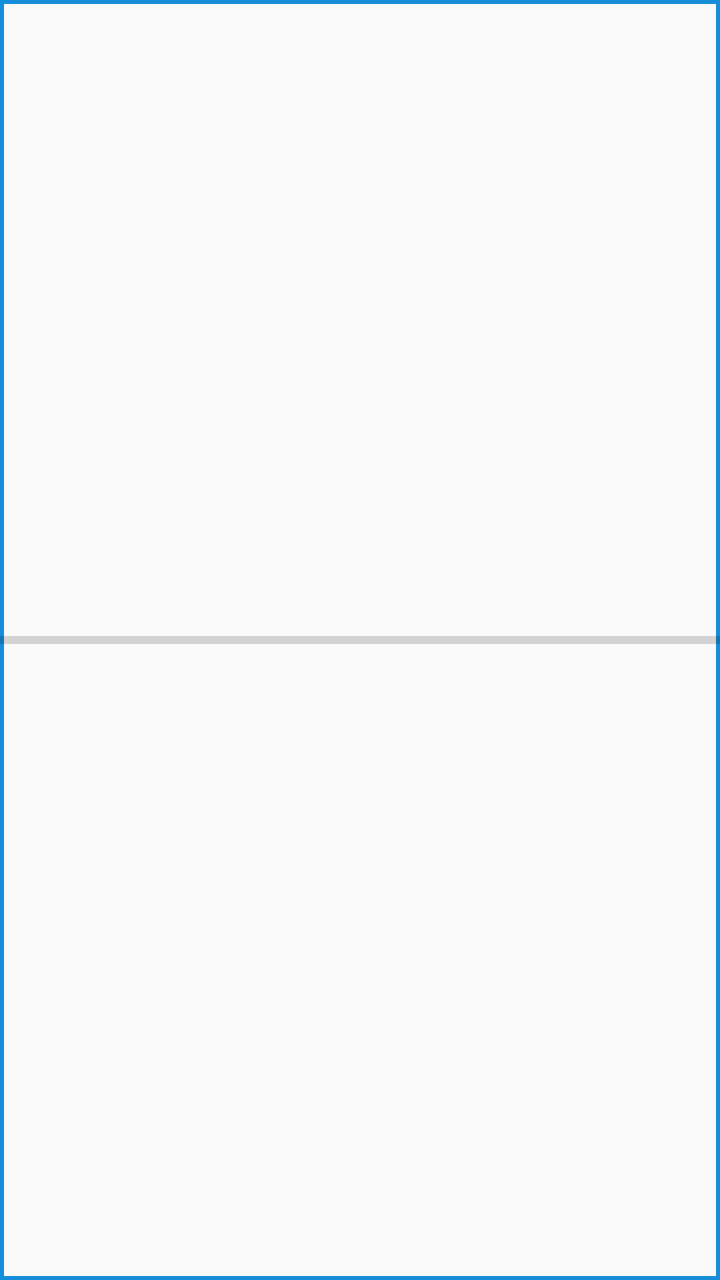
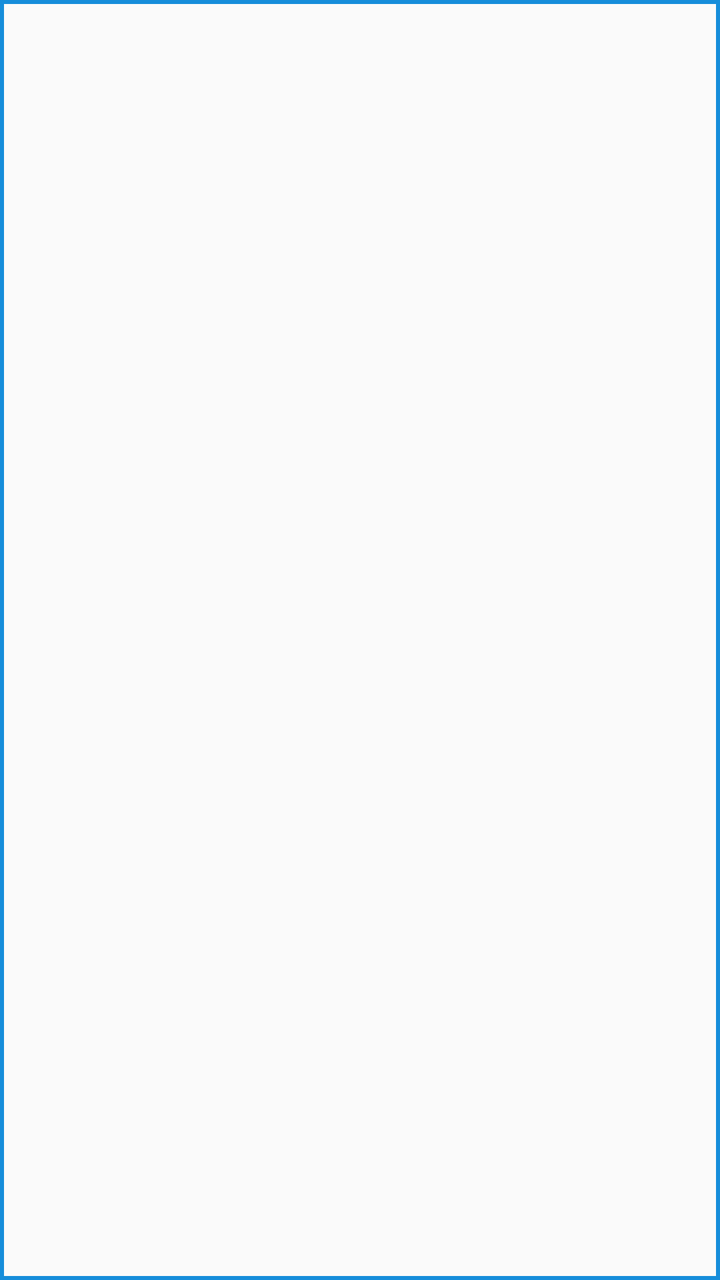

Two renders of the same Android screen: before a commit and after it. Below are the layout's source before the change and the commit's diff.
<!-- AndroidManifest.xml: application theme AppTheme -->
<!-- res/layout/storage_button.xml -->
<?xml version="1.0" encoding="utf-8"?>
<layout xmlns:android="http://schemas.android.com/apk/res/android">

    <data>

        <variable
            name="viewModel"
            type="com.erman.usurf.home.ui.HomeViewModel" />
    </data>

    <RelativeLayout
        android:id="@+id/storageButton"
        android:layout_width="match_parent"
        android:layout_height="match_parent"
        android:background="@drawable/button_selectable_background"
        android:clickable="true"
        android:focusable="true"
        android:onClick="@{() -> viewModel.onStorageButtonClick(storageButton)}">

        <ProgressBar
            android:id="@+id/progressBar"
            style="?android:attr/progressBarStyleHorizontal"
            android:layout_width="match_parent"
            android:layout_height="match_parent"
            android:layout_marginEnd="0dp"
            android:layout_marginRight="0dp"
            android:layout_marginBottom="0dp"
            android:progress="@{viewModel.getUsedStoragePercentage(storageButton)}" />

        <TextView
            android:id="@+id/buttonText"
            android:layout_width="wrap_content"
            android:layout_height="wrap_content"
            android:layout_alignStart="@id/progressBar"
            android:layout_alignLeft="@id/progressBar"
            android:layout_alignTop="@id/progressBar"
            android:layout_alignEnd="@id/progressBar"
            android:layout_alignRight="@id/progressBar"
            android:layout_alignBottom="@id/progressBar"
            android:gravity="center"
            android:maxLines="1"
            android:textSize="18sp" />
    </RelativeLayout>
</layout>
<!-- resources referenced by this layout -->
<resources>
  <!-- drawable button_selectable_background (drawable) -->
  <?xml version="1.0" encoding="utf-8"?>
  <ripple xmlns:android="http://schemas.android.com/apk/res/android"
      xmlns:tools="http://schemas.android.com/tools"
      android:color="@color/lightBlue"
      tools:targetApi="lollipop">
      <item android:id="@android:id/mask">
          <shape android:shape="rectangle">
              <corners android:radius="0dp" />
              <solid android:color="@color/lightBlue" />
          </shape>
      </item>
      <item
          android:drawable="@drawable/button_frame"
          android:state_checked="false" />
  </ripple>
  <style name="AppTheme" parent="Theme.AppCompat.DayNight.DarkActionBar">
          
          <item name="colorPrimary">@color/colorPrimary</item>
          <item name="colorPrimaryDark">@color/colorPrimaryDark</item>
          <item name="colorAccent">@color/colorAccent</item>
      </style>
  <color name="lightBlue">#99CBFD</color>
  <!-- drawable button_frame (drawable) -->
  <?xml version="1.0" encoding="utf-8"?>
  <shape xmlns:android="http://schemas.android.com/apk/res/android"
      android:layout_width="wrap_content"
      android:layout_height="wrap_content"
      android:shape="rectangle">
  
      <corners android:radius="0dp" />
      <stroke
          android:width="2dp"
          android:color="#168DDA" />
  </shape>
  <color name="colorPrimary">#168DDA</color>
  <color name="colorPrimaryDark">#000000</color>
  <color name="colorAccent">#168DDA</color>
</resources>

<!-- the commit's change to res/layout/storage_button.xml (unified diff, before → after) -->
@@ -12,31 +12,16 @@
         android:id="@+id/storageButton"
         android:layout_width="match_parent"
         android:layout_height="match_parent"
-        android:background="@drawable/button_selectable_background"
+        android:background="@drawable/button_frame"
+        android:foreground="@drawable/button_ripple_effect"
         android:clickable="true"
         android:focusable="true"
         android:onClick="@{() -> viewModel.onStorageButtonClick(storageButton)}">
 
-        <ProgressBar
-            android:id="@+id/progressBar"
-            style="?android:attr/progressBarStyleHorizontal"
+        <TextView
+            android:id="@+id/buttonText"
             android:layout_width="match_parent"
             android:layout_height="match_parent"
-            android:layout_marginEnd="0dp"
-            android:layout_marginRight="0dp"
-            android:layout_marginBottom="0dp"
-            android:progress="@{viewModel.getUsedStoragePercentage(storageButton)}" />
-
-        <TextView
-            android:id="@+id/buttonText"
-            android:layout_width="wrap_content"
-            android:layout_height="wrap_content"
-            android:layout_alignStart="@id/progressBar"
-            android:layout_alignLeft="@id/progressBar"
-            android:layout_alignTop="@id/progressBar"
-            android:layout_alignEnd="@id/progressBar"
-            android:layout_alignRight="@id/progressBar"
-            android:layout_alignBottom="@id/progressBar"
             android:gravity="center"
             android:maxLines="1"
             android:textSize="18sp" />
<!-- resource entries referenced after the edit -->
@@ -1,21 +1,5 @@
 <!-- resources referenced by this layout -->
 <resources>
-  <!-- drawable button_selectable_background (drawable) -->
-  <?xml version="1.0" encoding="utf-8"?>
-  <ripple xmlns:android="http://schemas.android.com/apk/res/android"
-      xmlns:tools="http://schemas.android.com/tools"
-      android:color="@color/lightBlue"
-      tools:targetApi="lollipop">
-      <item android:id="@android:id/mask">
-          <shape android:shape="rectangle">
-              <corners android:radius="0dp" />
-              <solid android:color="@color/lightBlue" />
-          </shape>
-      </item>
-      <item
-          android:drawable="@drawable/button_frame"
-          android:state_checked="false" />
-  </ripple>
   <style name="AppTheme" parent="Theme.AppCompat.DayNight.DarkActionBar">
           
           <item name="colorPrimary">@color/colorPrimary</item>
@@ -35,6 +19,20 @@
           android:width="2dp"
           android:color="#168DDA" />
   </shape>
+  <!-- drawable button_ripple_effect (drawable) -->
+  <?xml version="1.0" encoding="utf-8"?>
+  <selector xmlns:android="http://schemas.android.com/apk/res/android">
+      <item android:state_pressed="true">
+          <shape android:shape="rectangle">
+              <solid android:color="@color/lightBlue" />
+          </shape>
+      </item>
+      <item>
+          <shape android:shape="rectangle">
+              <solid android:color="@android:color/transparent" />
+          </shape>
+      </item>
+  </selector>
   <color name="colorPrimary">#168DDA</color>
   <color name="colorPrimaryDark">#000000</color>
   <color name="colorAccent">#168DDA</color>
